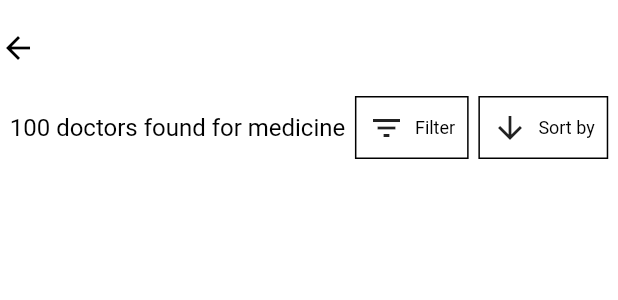
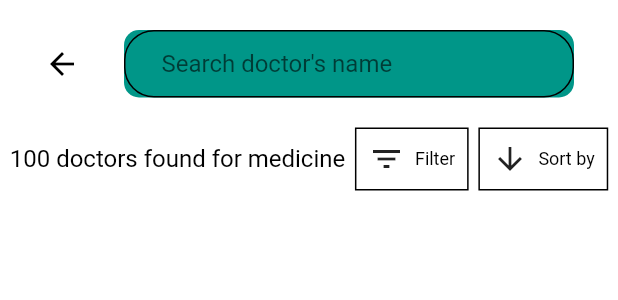
Before and after one commit to abuniaz/e_health_ui, a Flutter app: the DoctorDetails widget shown alone on an empty page, opened directly, on a phone screen of 412 x 824 dp. Shown: the top 300 px of the screen. Run offline on Flutter 3.47's test engine with Material 2 defaults, Android fonts, the phone set to English and light mode, and no system bars.

Commit message:
Update doctors_details.dart

```diff
--- a/lib/Doctors_List/doctors_details.dart
+++ b/lib/Doctors_List/doctors_details.dart
@@ -17,11 +17,22 @@ class DoctorDetails extends StatelessWidget {
               children: [
                 const SizedBox(height: 20),
                 Row(
-                  children: const [
-                    Icon(
+                  mainAxisAlignment: MainAxisAlignment.spaceEvenly,
+                  children: [
+                    const Icon(
                       Icons.arrow_back,
                       color: Colors.black,
                     ),
+                    Container(
+                      height: 45,
+                      width: 300,
+                      decoration: BoxDecoration(
+                          color: Colors.teal,
+                          borderRadius: BorderRadius.circular(10)),
+                      child: const TextField(
+                          decoration: InputDecoration(
+                              hintText: "Search doctor's name")),
+                    )
                   ],
                 ),
                 const SizedBox(height: 20),
```
